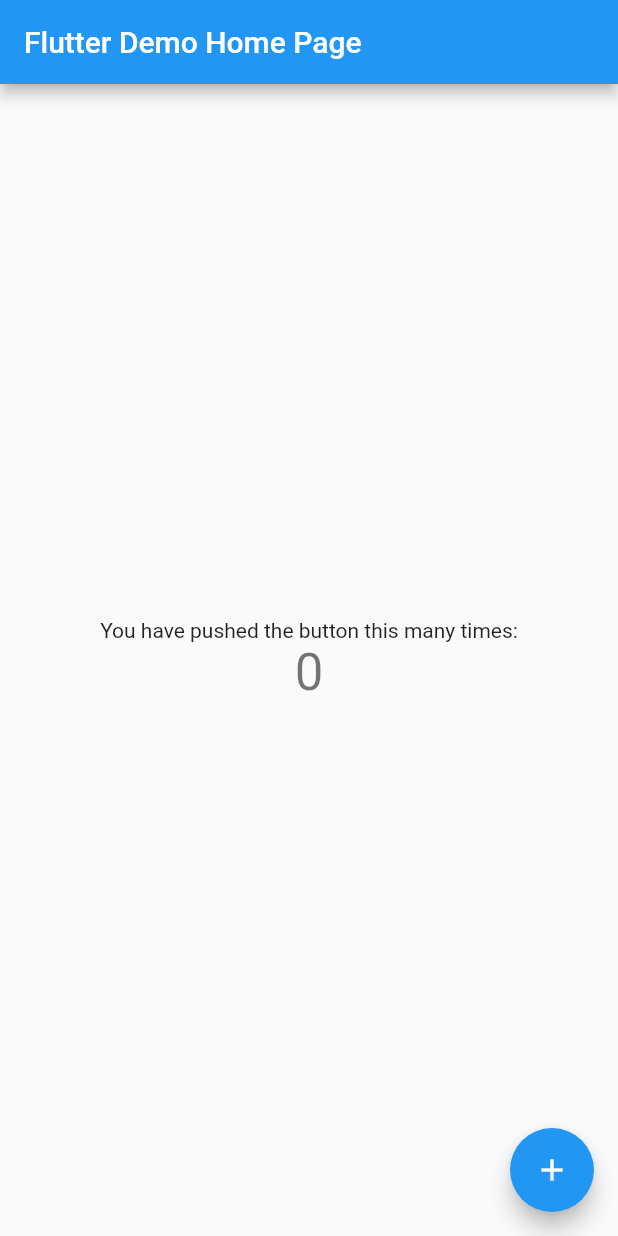
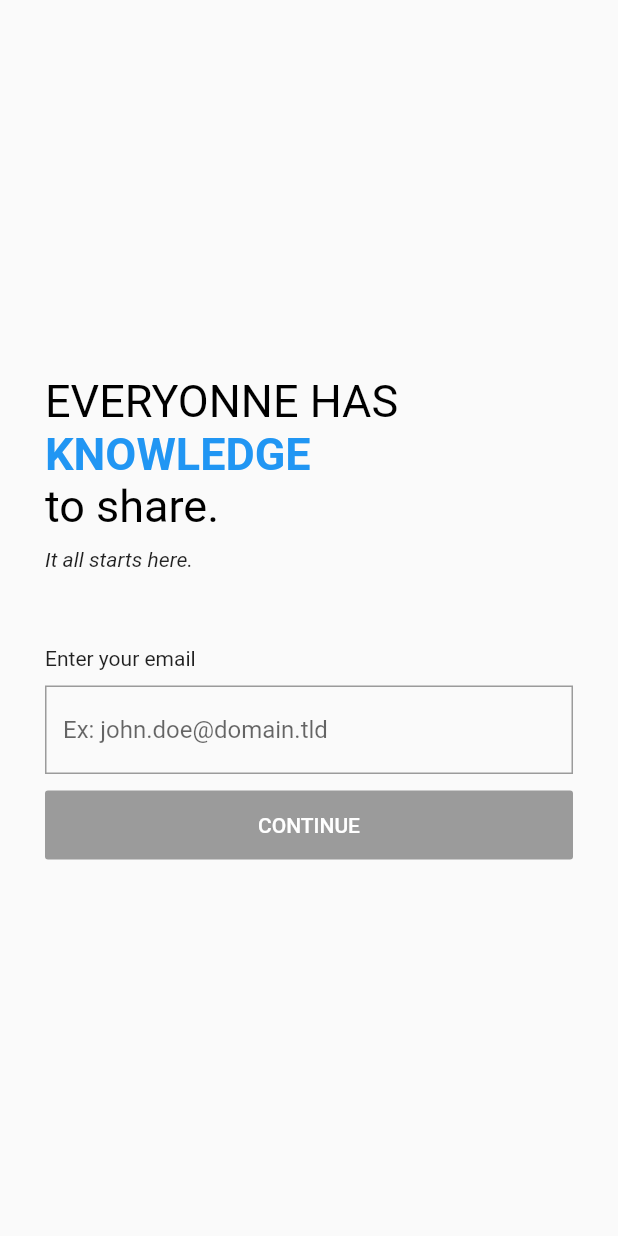
Before and after one commit to Replay-Action/formulaire_futter, a Flutter app: the screen it shows after launch, on a phone screen of 412 x 824 dp. Run offline on Flutter 3.47's test engine with Material 2 defaults, Android fonts, the phone set to English and light mode, and no system bars.

Commit message:
mise en place des pages Auth, Password, Therm et la navigation entre les pages.

```diff
--- /dev/null
+++ b/lib/Auth.dart
@@ -0,0 +1,112 @@
+import 'package:flutter/material.dart';
+
+class AuthScreen extends StatefulWidget {
+  final Function(int) onChangedStep;
+  const AuthScreen({Key? key, required this.onChangedStep}) : super(key: key);
+
+  @override
+  State<AuthScreen> createState() => _AuthScreenState();
+}
+
+class _AuthScreenState extends State<AuthScreen> {
+  final _formKey = GlobalKey<FormState>();
+  final RegExp emailRegex =
+      RegExp(r'^.+@[a-zA-Z]+\.{1}[a-zA-Z]+(\.{0,1}[a-zA-Z]+)$');
+  //"^[a-zA-Z0-9.!#\$%&'*+/=?^_`{|}~-]+@[a-zA-Z0-9](?:[a-zA-Z0-9-]{0,253}[a-zA-Z0-9])?(?:\.[a-zA-Z0-9](?:[a-zA-Z0-9-]{0,253}[a-zA-Z0-9])?)*\$"
+//r'^[a-z0-9\._-]+@[a-a0-9\._-]+\.[a-z]+'
+  String _email = '';
+
+  @override
+  Widget build(BuildContext context) {
+    return SafeArea(
+        child: Scaffold(
+      body: Center(
+        child: SingleChildScrollView(
+          padding: const EdgeInsets.symmetric(horizontal: 30.0),
+          child:
+              Column(crossAxisAlignment: CrossAxisAlignment.start, children: [
+            RichText(
+              text: TextSpan(
+                text: 'Everyonne has\n'.toUpperCase(),
+                style: const TextStyle(color: Colors.black, fontSize: 30.0),
+                children: [
+                  TextSpan(
+                    text: 'knowledge\n'.toUpperCase(),
+                    style: TextStyle(
+                        color: Theme.of(context).primaryColor,
+                        fontWeight: FontWeight.bold),
+                  ),
+                  TextSpan(text: 'to share.'.toLowerCase()),
+                ],
+              ),
+            ),
+            const SizedBox(
+              height: 10.0,
+            ),
+            const Text(
+              'It all starts here.',
+              style: TextStyle(fontStyle: FontStyle.italic),
+            ),
+            const SizedBox(
+              height: 50.0,
+            ),
+            Form(
+              key: _formKey,
+              child: Column(
+                crossAxisAlignment: CrossAxisAlignment.stretch,
+                children: [
+                  const Text('Enter your email'),
+                  const SizedBox(
+                    height: 10.0,
+                  ),
+                  TextFormField(
+                    onChanged: (value) => setState(() => _email = value),
+                    validator: ((value) => value == null ||
+                            value.isEmpty ||
+                            !emailRegex.hasMatch(value)
+                        ? 'please enter a valid email'
+                        : null),
+                    decoration: InputDecoration(
+                        hintText: 'Ex: john.doe@domain.tld',
+                        border: OutlineInputBorder(
+                          borderRadius: BorderRadius.circular(0.0),
+                          borderSide: const BorderSide(
+                            color: Colors.grey,
+                          ),
+                        ),
+                        focusedBorder: OutlineInputBorder(
+                          borderRadius: BorderRadius.circular(0.0),
+                          borderSide: const BorderSide(
+                            color: Colors.grey,
+                          ),
+                        )),
+                  ),
+                  const SizedBox(
+                    height: 10.0,
+                  ),
+                  RaisedButton(
+                    color: Theme.of(context).primaryColor,
+                    elevation: 0,
+                    padding: const EdgeInsets.symmetric(vertical: 15.0),
+                    onPressed: !emailRegex.hasMatch(_email)
+                        ? null
+                        : () {
+                            if (_formKey.currentState!.validate()) {
+                              print(_email);
+                              widget.onChangedStep(1);
+                            }
+                          },
+                    child: Text(
+                      'continue'.toUpperCase(),
+                      style: const TextStyle(color: Colors.white),
+                    ),
+                  ),
+                ],
+              ),
+            )
+          ]),
+        ),
+      ),
+    ));
+  }
+}
--- /dev/null
+++ b/lib/Guest.dart
@@ -0,0 +1,39 @@
+import 'package:flutter/material.dart';
+import 'package:formulaire_flutter/Auth.dart';
+import 'package:formulaire_flutter/Password.dart';
+import 'package:formulaire_flutter/Term.dart';
+
+class GuestScreen extends StatefulWidget {
+  const GuestScreen({Key? key}) : super(key: key);
+
+  @override
+  State<GuestScreen> createState() => _GuestScreenState();
+}
+
+class _GuestScreenState extends State<GuestScreen> {
+  List<Widget> _widgets = [];
+  int _indexSelected = 0;
+
+  @override
+  void initState() {
+    super.initState();
+
+    _widgets.addAll([
+      AuthScreen(
+        onChangedStep: (index) => setState(() => _indexSelected = index),
+      ),
+      TermScreen(
+        onChangedStep: (index) => setState(() => _indexSelected = index),
+      ),
+      PasswordScreen(
+        onChangedStep: (index) => setState(() => _indexSelected = index),
+      ),
+    ]);
+  }
+
+  Widget build(BuildContext context) {
+    return Container(
+      child: _widgets.elementAt(_indexSelected),
+    );
+  }
+}
--- a/lib/main.dart
+++ b/lib/main.dart
@@ -1,115 +1,17 @@
 import 'package:flutter/material.dart';
+import 'package:formulaire_flutter/Guest.dart';
 
-void main() {
-  runApp(const MyApp());
-}
+void main() => runApp(const App());
 
-class MyApp extends StatelessWidget {
-  const MyApp({Key? key}) : super(key: key);
-
-  // This widget is the root of your application.
-  @override
-  Widget build(BuildContext context) {
-    return MaterialApp(
-      title: 'Flutter Demo',
-      theme: ThemeData(
-        // This is the theme of your application.
-        //
-        // Try running your application with "flutter run". You'll see the
-        // application has a blue toolbar. Then, without quitting the app, try
-        // changing the primarySwatch below to Colors.green and then invoke
-        // "hot reload" (press "r" in the console where you ran "flutter run",
-        // or simply save your changes to "hot reload" in a Flutter IDE).
-        // Notice that the counter didn't reset back to zero; the application
-        // is not restarted.
-        primarySwatch: Colors.blue,
-      ),
-      home: const MyHomePage(title: 'Flutter Demo Home Page'),
-    );
-  }
-}
-
-class MyHomePage extends StatefulWidget {
-  const MyHomePage({Key? key, required this.title}) : super(key: key);
-
-  // This widget is the home page of your application. It is stateful, meaning
-  // that it has a State object (defined below) that contains fields that affect
-  // how it looks.
-
-  // This class is the configuration for the state. It holds the values (in this
-  // case the title) provided by the parent (in this case the App widget) and
-  // used by the build method of the State. Fields in a Widget subclass are
-  // always marked "final".
-
-  final String title;
-
-  @override
-  State<MyHomePage> createState() => _MyHomePageState();
-}
-
-class _MyHomePageState extends State<MyHomePage> {
-  int _counter = 0;
-
-  void _incrementCounter() {
-    setState(() {
-      // This call to setState tells the Flutter framework that something has
-      // changed in this State, which causes it to rerun the build method below
-      // so that the display can reflect the updated values. If we changed
-      // _counter without calling setState(), then the build method would not be
-      // called again, and so nothing would appear to happen.
-      _counter++;
-    });
-  }
+class App extends StatelessWidget {
+  const App({Key? key}) : super(key: key);
 
   @override
   Widget build(BuildContext context) {
-    // This method is rerun every time setState is called, for instance as done
-    // by the _incrementCounter method above.
-    //
-    // The Flutter framework has been optimized to make rerunning build methods
-    // fast, so that you can just rebuild anything that needs updating rather
-    // than having to individually change instances of widgets.
-    return Scaffold(
-      appBar: AppBar(
-        // Here we take the value from the MyHomePage object that was created by
-        // the App.build method, and use it to set our appbar title.
-        title: Text(widget.title),
-      ),
-      body: Center(
-        // Center is a layout widget. It takes a single child and positions it
-        // in the middle of the parent.
-        child: Column(
-          // Column is also a layout widget. It takes a list of children and
-          // arranges them vertically. By default, it sizes itself to fit its
-          // children horizontally, and tries to be as tall as its parent.
-          //
-          // Invoke "debug painting" (press "p" in the console, choose the
-          // "Toggle Debug Paint" action from the Flutter Inspector in Android
-          // Studio, or the "Toggle Debug Paint" command in Visual Studio Code)
-          // to see the wireframe for each widget.
-          //
-          // Column has various properties to control how it sizes itself and
-          // how it positions its children. Here we use mainAxisAlignment to
-          // center the children vertically; the main axis here is the vertical
-          // axis because Columns are vertical (the cross axis would be
-          // horizontal).
-          mainAxisAlignment: MainAxisAlignment.center,
-          children: <Widget>[
-            const Text(
-              'You have pushed the button this many times:',
-            ),
-            Text(
-              '$_counter',
-              style: Theme.of(context).textTheme.headline4,
-            ),
-          ],
-        ),
-      ),
-      floatingActionButton: FloatingActionButton(
-        onPressed: _incrementCounter,
-        tooltip: 'Increment',
-        child: const Icon(Icons.add),
-      ), // This trailing comma makes auto-formatting nicer for build methods.
+    return const MaterialApp(
+      debugShowCheckedModeBanner: false,
+      title: 'Leadee',
+      home: GuestScreen(),
     );
   }
-}
+}// This trailing comma makes auto-formatting nicer for build methods.
```
Also changed, not shown: lib/Password.dart (added, +116 -0 lines), lib/Term.dart (added, +90 -0 lines).
